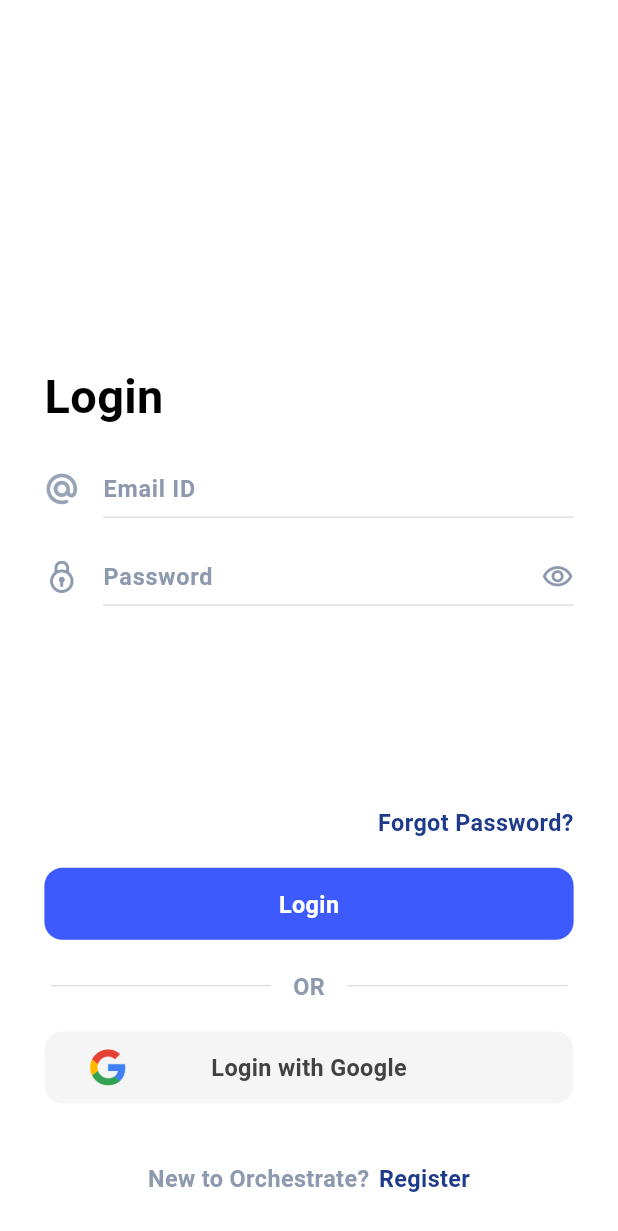
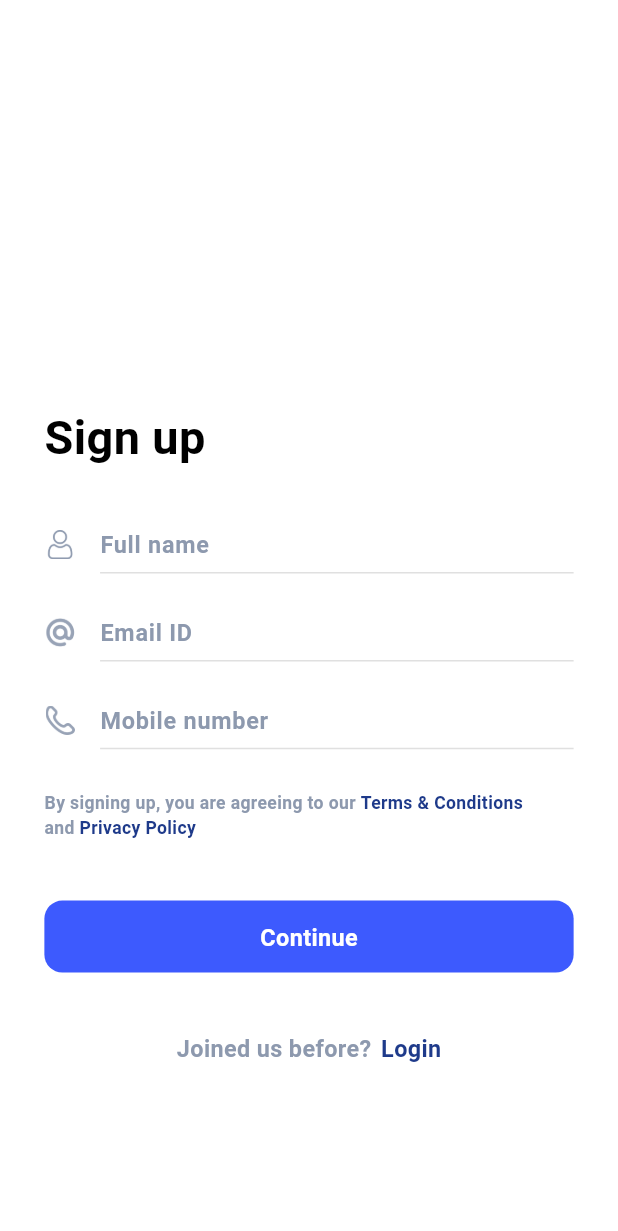
Before and after one commit to im-dpaul/ems, a Flutter app: the screen it shows after launch, after a tap on "Register", on a phone screen of 412 x 824 dp. Shown: the top 1231 px of the screen. Run offline on Flutter 3.47's test engine with Material 3 defaults, Android fonts, the phone set to English and light mode, and no system bars; our stand-ins replace firebase_core, flutter_screenutil, shared_preferences; accounts and stored records are empty; Roboto replaces fonts that are missing (SF-Pro-Rounded).

Commit message:
Signup Screen UI

```diff
--- a/lib/core/constants/strings.dart
+++ b/lib/core/constants/strings.dart
@@ -2,11 +2,28 @@ import 'package:orchestrate/core/constants/app_constants.dart';
 
 class Strings {
   static const String or = "Or";
+  static const String and = "and";
   static const String login = "Login";
+  static const String submit = "Submit";
+  static const String signUp = "Sign up";
   static const String emailID = "Email ID";
   static const String password = "Password";
   static const String register = "Register";
+  static const String fullName = "Full name";
+  static const String enterOTP = "Enter OTP";
+  static const String mobile = "Mobile number";
+  static const String continueText = "Continue";
+  static const String newPassword = "New password";
+  static const String resetPassword = "Reset Password";
+  static const String privacyPolicy = "Privacy Policy";
   static const String loginGoogle = "Login with Google";
+  static const String joinedBefore = "Joined us before?";
   static const String forgotPassword = "Forgot Password?";
+  static const String termsConditions = "Terms & Conditions";
+  static const String confirmPassword = "Confirm new Password";
   static const String newToOrchestra = "New to ${Constants.appName}?";
+  static const String codeSentMessage = "A four digit code has been sent to";
+  static const String bySigningUp = "By signing up, you are agreeing to our ";
+  static const String dontWorryMessage =
+      "Don't worry! It happens. Please enter the Email ID / Mobile Number associated with your account.";
 }
--- a/lib/core/routes/app_routes.dart
+++ b/lib/core/routes/app_routes.dart
@@ -1,5 +1,6 @@
 import 'package:flutter/material.dart';
 import 'package:orchestrate/features/authentication/views/login_screen.dart';
+import 'package:orchestrate/features/authentication/views/signup_screen.dart';
 import 'package:orchestrate/features/home/views/home_screen.dart';
 import 'package:orchestrate/features/splash/views/splash_screen.dart';
 
@@ -29,6 +30,12 @@ mixin GenerateRoute {
           settings: settings,
         );
 
+      case '/signupScreen':
+        return MaterialPageRoute(
+          builder: (context) => const SignupScreen(),
+          settings: settings,
+        );
+
       case 'homeScreen':
         return MaterialPageRoute(
           builder: (context) => const HomeScreen(),
--- /dev/null
+++ b/lib/features/authentication/controllers/signup_provider.dart
@@ -0,0 +1,21 @@
+import 'package:flutter/material.dart';
+
+class SignupProvider with ChangeNotifier {
+  bool isLoading = false;
+  bool showPassword = true;
+
+  TextEditingController nameController = TextEditingController();
+  TextEditingController emailController = TextEditingController();
+  TextEditingController phoneController = TextEditingController();
+  TextEditingController passwordController = TextEditingController();
+
+  void togglePasswordVisibility() {
+    showPassword = !showPassword;
+    notifyListeners();
+  }
+
+  Future<void> onContinueButtonTap() async {
+    isLoading = true;
+    notifyListeners();
+  }
+}
--- a/lib/features/authentication/views/login_screen.dart
+++ b/lib/features/authentication/views/login_screen.dart
@@ -2,6 +2,7 @@ import 'package:flutter/material.dart';
 import 'package:orchestrate/core/constants/image_path.dart';
 import 'package:orchestrate/core/constants/strings.dart';
 import 'package:orchestrate/core/responsive/size_extension.dart';
+import 'package:orchestrate/core/routes/app_routes.dart';
 import 'package:orchestrate/core/themes/app_colors.dart';
 import 'package:orchestrate/core/themes/app_text_styles.dart';
 import 'package:orchestrate/features/authentication/controllers/login_provider.dart';
@@ -19,42 +20,43 @@ class LoginScreen extends StatelessWidget {
 
   @override
   Widget build(BuildContext context) {
-    final LoginProvider loginProvider = Provider.of(context, listen: false);
+    final LoginProvider loginProvider =
+        Provider.of<LoginProvider>(context, listen: false);
 
     return Scaffold(
+      resizeToAvoidBottomInset: true,
       backgroundColor: AppColors.pureWhite,
       body: SafeArea(
+        child: GestureDetector(
+          onTap: () => FocusScope.of(context).unfocus(),
+          child: SingleChildScrollView(
+            physics: const BouncingScrollPhysics(),
             child: Padding(
               padding: EdgeInsets.symmetric(vertical: 28.h, horizontal: 28.w),
               child: Column(
+                mainAxisSize: MainAxisSize.min,
                 mainAxisAlignment: MainAxisAlignment.start,
                 crossAxisAlignment: CrossAxisAlignment.start,
                 children: [
-              SizedBox(
-                height: 220.h,
-              ),
+                  SizedBox(height: 218.h),
                   Text(
                     Strings.login,
                     style: AppTextStyles.f32w600Black,
                   ),
-              SizedBox(
-                height: 20.h,
-              ),
+                  SizedBox(height: 30.h),
                   TextInputField(
                     hintText: Strings.emailID,
                     icon: Image.asset(
                       ImagePath.emailIcon,
-                  height: 22.h,
-                  width: 22.w,
+                      height: 20.h,
+                      width: 20.w,
                       color: AppColors.coolDarkGray.withOpacity(0.9),
                     ),
                     keyboardType: TextInputType.emailAddress,
                     textController: loginProvider.emailController,
                     onSearchFieldChanged: (String text) {},
                   ),
-              SizedBox(
-                height: 12.h,
-              ),
+                  SizedBox(height: 12.h),
                   Consumer<LoginProvider>(
                     builder: (BuildContext context, LoginProvider provider, _) {
                       return PasswordInputField(
@@ -66,16 +68,14 @@ class LoginScreen extends StatelessWidget {
                       );
                     },
                   ),
-              const Spacer(),
+                  SizedBox(height: 30.h),
                   Align(
                     alignment: Alignment.centerRight,
                     child: ForgotPassword(
                       onForgotPasswordTap: () {},
                     ),
                   ),
-              SizedBox(
-                height: 20.h,
-              ),
+                  SizedBox(height: 20.h),
                   Consumer<LoginProvider>(
                     builder: (BuildContext context, LoginProvider provider, _) {
                       return AppButton(
@@ -88,13 +88,16 @@ class LoginScreen extends StatelessWidget {
                   LoginWithGoogleButton(
                     onLoginWithGoogleTap: () {},
                   ),
-              SizedBox(
-                height: 40.h,
+                  SizedBox(height: 40.h),
+                  NewToOrchestra(
+                    onRegisterTap: () {
+                      Navigator.pushReplacementNamed(
+                          context, AppRoutes.signupScreen);
+                    },
                   ),
-              NewToOrchestra(
-                onRegisterTap: () {},
-              )
                 ],
+              ),
+            ),
           ),
         ),
       ),
--- a/lib/features/authentication/views/signup_screen.dart
+++ b/lib/features/authentication/views/signup_screen.dart
@@ -0,0 +1,112 @@
+import 'package:flutter/material.dart';
+import 'package:orchestrate/core/constants/image_path.dart';
+import 'package:orchestrate/core/constants/strings.dart';
+import 'package:orchestrate/core/responsive/size_extension.dart';
+import 'package:orchestrate/core/routes/app_routes.dart';
+import 'package:orchestrate/core/themes/app_colors.dart';
+import 'package:orchestrate/core/themes/app_text_styles.dart';
+import 'package:orchestrate/features/authentication/controllers/signup_provider.dart';
+import 'package:orchestrate/features/authentication/widgets/joined_us_before.dart';
+import 'package:orchestrate/widgets/buttons/app_button.dart';
+import 'package:orchestrate/widgets/input_fields/text_input_field.dart';
+import 'package:orchestrate/widgets/texts/terms_and_privacy_agreed.dart';
+import 'package:provider/provider.dart';
+
+class SignupScreen extends StatelessWidget {
+  const SignupScreen({super.key});
+
+  @override
+  Widget build(BuildContext context) {
+    final SignupProvider signupProvider =
+        Provider.of<SignupProvider>(context, listen: false);
+
+    return Scaffold(
+      resizeToAvoidBottomInset: true,
+      backgroundColor: AppColors.pureWhite,
+      body: SafeArea(
+        child: GestureDetector(
+          onTap: () => FocusScope.of(context).unfocus(),
+          child: SingleChildScrollView(
+            physics: const BouncingScrollPhysics(),
+            child: Padding(
+              padding: EdgeInsets.symmetric(vertical: 28.h, horizontal: 28.w),
+              child: Column(
+                mainAxisSize: MainAxisSize.min,
+                mainAxisAlignment: MainAxisAlignment.start,
+                crossAxisAlignment: CrossAxisAlignment.start,
+                children: [
+                  SizedBox(height: 248.h),
+                  Text(
+                    Strings.signUp,
+                    style: AppTextStyles.f32w600Black,
+                  ),
+                  SizedBox(height: 30.h),
+                  TextInputField(
+                    hintText: Strings.fullName,
+                    icon: Image.asset(
+                      ImagePath.fullNameIcon,
+                      height: 20.h,
+                      width: 20.w,
+                      color: AppColors.coolDarkGray,
+                    ),
+                    keyboardType: TextInputType.name,
+                    textController: signupProvider.nameController,
+                    onSearchFieldChanged: (String text) {},
+                  ),
+                  SizedBox(height: 12.h),
+                  TextInputField(
+                    hintText: Strings.emailID,
+                    icon: Image.asset(
+                      ImagePath.emailIcon,
+                      height: 20.h,
+                      width: 20.w,
+                      color: AppColors.coolDarkGray.withOpacity(0.9),
+                    ),
+                    keyboardType: TextInputType.emailAddress,
+                    textController: signupProvider.emailController,
+                    onSearchFieldChanged: (String text) {},
+                  ),
+                  SizedBox(height: 12.h),
+                  TextInputField(
+                    hintText: Strings.mobile,
+                    icon: Image.asset(
+                      ImagePath.callIcon,
+                      height: 20.h,
+                      width: 20.w,
+                      color: AppColors.coolDarkGray.withOpacity(0.9),
+                    ),
+                    keyboardType: TextInputType.phone,
+                    textController: signupProvider.phoneController,
+                    onSearchFieldChanged: (String text) {},
+                  ),
+                  SizedBox(height: 20.h),
+                  TermsAndPrivacyAgreed(
+                    onPrivacyTap: () {},
+                    onTermsTap: () {},
+                  ),
+                  SizedBox(height: 40.h),
+                  Consumer<SignupProvider>(
+                    builder:
+                        (BuildContext context, SignupProvider provider, _) {
+                      return AppButton(
+                        title: Strings.continueText,
+                        onButtonTap: () {},
+                      );
+                    },
+                  ),
+                  SizedBox(height: 40.h),
+                  JoinedUsBefore(
+                    onLoginTap: () {
+                      Navigator.pushReplacementNamed(
+                          context, AppRoutes.loginScreen);
+                    },
+                  )
+                ],
+              ),
+            ),
+          ),
+        ),
+      ),
+    );
+  }
+}
--- /dev/null
+++ b/lib/features/authentication/widgets/joined_us_before.dart
@@ -0,0 +1,39 @@
+import 'package:flutter/material.dart';
+import 'package:orchestrate/core/constants/strings.dart';
+import 'package:orchestrate/core/responsive/size_extension.dart';
+import 'package:orchestrate/core/themes/app_colors.dart';
+import 'package:orchestrate/core/themes/app_text_styles.dart';
+
+class JoinedUsBefore extends StatelessWidget {
+  final void Function() onLoginTap;
+
+  const JoinedUsBefore({
+    super.key,
+    required this.onLoginTap,
+  });
+
+  @override
+  Widget build(BuildContext context) {
+    return Row(
+      mainAxisAlignment: MainAxisAlignment.center,
+      children: [
+        Text(
+          Strings.joinedBefore,
+          style: AppTextStyles.f16w600White.copyWith(
+            color: AppColors.coolDarkGray,
+          ),
+        ),
+        SizedBox(width: 6.w),
+        GestureDetector(
+          onTap: onLoginTap,
+          child: Text(
+            Strings.login,
+            style: AppTextStyles.f16w600White.copyWith(
+              color: AppColors.deepBlue,
+            ),
+          ),
+        ),
+      ],
+    );
+  }
+}
--- a/lib/main.dart
+++ b/lib/main.dart
@@ -8,6 +8,7 @@ import 'package:flutter_screenutil/flutter_screenutil.dart';
 import 'package:firebase_core/firebase_core.dart';
 import 'package:orchestrate/core/utils/shared_prefs.dart';
 import 'package:orchestrate/features/authentication/controllers/login_provider.dart';
+import 'package:orchestrate/features/authentication/controllers/signup_provider.dart';
 import 'package:orchestrate/features/splash/controllers/splash_provider.dart';
 import 'package:provider/provider.dart';
 import 'firebase_options.dart';
@@ -49,6 +50,9 @@ class MainApp extends StatelessWidget {
                     ChangeNotifierProvider<LoginProvider>(
                       create: (_) => LoginProvider(),
                     ),
+                    ChangeNotifierProvider<SignupProvider>(
+                      create: (_) => SignupProvider(),
+                    ),
                   ],
                   child: MaterialApp(
                     initialRoute: '/',
--- a/lib/widgets/input_fields/password_input_field.dart
+++ b/lib/widgets/input_fields/password_input_field.dart
@@ -23,8 +23,8 @@ class PasswordInputField extends StatelessWidget {
       hintText: Strings.password,
       icon: Image.asset(
         ImagePath.lockIcon,
-        height: 22.h,
-        width: 22.w,
+        height: 20.h,
+        width: 20.w,
         color: AppColors.coolDarkGray,
       ),
       suffixIcon: GestureDetector(
@@ -33,7 +33,7 @@ class PasswordInputField extends StatelessWidget {
           isPasswordVisible
               ? Icons.visibility_outlined
               : Icons.visibility_off_outlined,
-          size: 22.h,
+          size: 20.h,
           color: AppColors.coolDarkGray,
         ),
       ),
--- /dev/null
+++ b/lib/widgets/texts/terms_and_privacy_agreed.dart
@@ -0,0 +1,59 @@
+import 'package:flutter/material.dart';
+import 'package:orchestrate/core/constants/strings.dart';
+import 'package:orchestrate/core/themes/app_colors.dart';
+import 'package:orchestrate/core/themes/app_text_styles.dart';
+
+class TermsAndPrivacyAgreed extends StatelessWidget {
+  final void Function() onTermsTap;
+  final void Function() onPrivacyTap;
+
+  const TermsAndPrivacyAgreed({
+    super.key,
+    required this.onTermsTap,
+    required this.onPrivacyTap,
+  });
+
+  @override
+  Widget build(BuildContext context) {
+    return Column(
+      mainAxisAlignment: MainAxisAlignment.start,
+      crossAxisAlignment: CrossAxisAlignment.start,
+      children: [
+        Row(
+          children: [
+            Text(
+              Strings.bySigningUp,
+              style: AppTextStyles.f12w600Black
+                  .copyWith(color: AppColors.coolDarkGray),
+            ),
+            GestureDetector(
+              onTap: onTermsTap,
+              child: Text(
+                Strings.termsConditions,
+                style: AppTextStyles.f12w600Black
+                    .copyWith(color: AppColors.deepBlue),
+              ),
+            ),
+          ],
+        ),
+        Row(
+          children: [
+            Text(
+              "${Strings.and} ",
+              style: AppTextStyles.f12w600Black
+                  .copyWith(color: AppColors.coolDarkGray),
+            ),
+            GestureDetector(
+              onTap: onPrivacyTap,
+              child: Text(
+                Strings.privacyPolicy,
+                style: AppTextStyles.f12w600Black
+                    .copyWith(color: AppColors.deepBlue),
+              ),
+            ),
+          ],
+        ),
+      ],
+    );
+  }
+}
```
Lines whose indentation alone changed are shown as unchanged.
